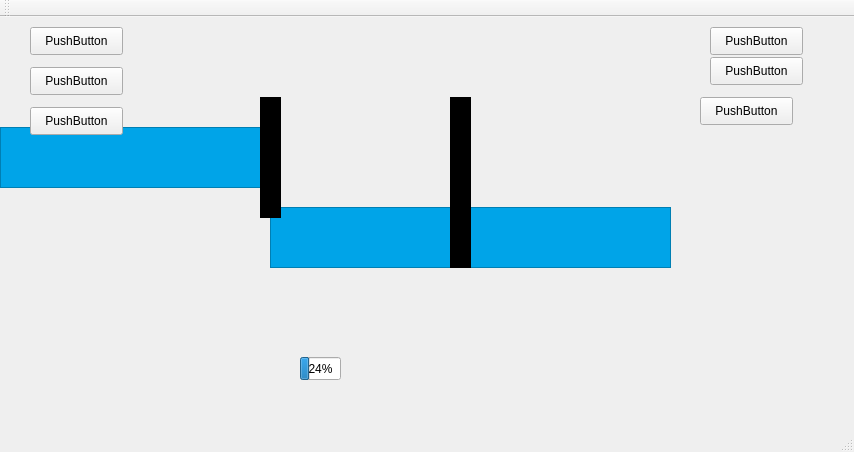
Above: Projet_IHM/Simulation/mainwindow.ui from qwendling/TPNote_IHM before the change. Below: the same form after it.
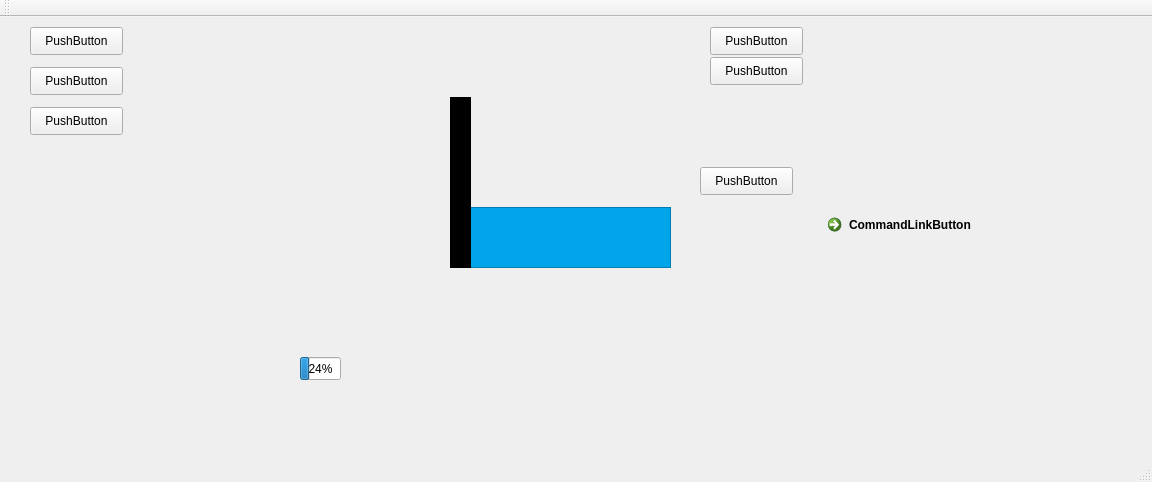
That is the form after the change. The open tabs and pages were chosen to show the change. Icons and pictures are not drawn.

Commit message: Fct changement widgetStack dans simu

What changed in the file:
```diff
--- a/Projet_IHM/Simulation/mainwindow.ui
+++ b/Projet_IHM/Simulation/mainwindow.ui
@@ -6,8 +6,8 @@
    <rect>
     <x>0</x>
     <y>0</y>
-    <width>854</width>
-    <height>452</height>
+    <width>1152</width>
+    <height>482</height>
    </rect>
   </property>
   <property name="windowTitle">
@@ -109,19 +109,6 @@
      <bool>true</bool>
     </property>
    </widget>
-   <widget class="QGraphicsView" name="Eau1">
-    <property name="geometry">
-     <rect>
-      <x>0</x>
-      <y>110</y>
-      <width>275</width>
-      <height>61</height>
-     </rect>
-    </property>
-    <property name="styleSheet">
-     <string notr="true">background-color: rgb(0, 164, 232);</string>
-    </property>
-   </widget>
    <widget class="QGraphicsView" name="Eau3">
     <property name="geometry">
      <rect>
@@ -135,19 +122,6 @@
      <string notr="true">background-color: rgb(0, 164, 232);</string>
     </property>
    </widget>
-   <widget class="QGraphicsView" name="Porte1">
-    <property name="geometry">
-     <rect>
-      <x>260</x>
-      <y>80</y>
-      <width>21</width>
-      <height>121</height>
-     </rect>
-    </property>
-    <property name="styleSheet">
-     <string notr="true">background-color: rgb(0, 0, 0);</string>
-    </property>
-   </widget>
    <widget class="QGraphicsView" name="Porte2">
     <property name="geometry">
      <rect>
@@ -161,19 +135,6 @@
      <string notr="true">background-color: rgb(0, 0, 0);</string>
     </property>
    </widget>
-   <widget class="QGraphicsView" name="EauSas">
-    <property name="geometry">
-     <rect>
-      <x>270</x>
-      <y>190</y>
-      <width>191</width>
-      <height>61</height>
-     </rect>
-    </property>
-    <property name="styleSheet">
-     <string notr="true">background-color: rgb(0, 164, 232);</string>
-    </property>
-   </widget>
    <widget class="QPushButton" name="Etap2">
     <property name="geometry">
      <rect>
@@ -200,44 +161,6 @@
      <string>PushButton</string>
     </property>
    </widget>
-   <widget class="QLabel" name="Rouge3">
-    <property name="geometry">
-     <rect>
-      <x>290</x>
-      <y>50</y>
-      <width>21</width>
-      <height>21</height>
-     </rect>
-    </property>
-    <property name="text">
-     <string/>
-    </property>
-    <property name="pixmap">
-     <pixmap resource="../Automatique/images.qrc">:/pics/RessourcesGraph/RedFire.png</pixmap>
-    </property>
-    <property name="scaledContents">
-     <bool>true</bool>
-    </property>
-   </widget>
-   <widget class="QLabel" name="Vert3">
-    <property name="geometry">
-     <rect>
-      <x>290</x>
-      <y>50</y>
-      <width>21</width>
-      <height>21</height>
-     </rect>
-    </property>
-    <property name="text">
-     <string/>
-    </property>
-    <property name="pixmap">
-     <pixmap resource="../Automatique/images.qrc">:/pics/RessourcesGraph/GreenFire.png</pixmap>
-    </property>
-    <property name="scaledContents">
-     <bool>true</bool>
-    </property>
-   </widget>
    <widget class="QLabel" name="Rouge4">
     <property name="geometry">
      <rect>
@@ -302,26 +225,7 @@
      <string/>
     </property>
     <property name="pixmap">
-     <pixmap resource="../Automatique/images.qrc">:/pics/RessourcesGraph/Bateau1.png</pixmap>
-    </property>
-    <property name="scaledContents">
-     <bool>true</bool>
-    </property>
-   </widget>
-   <widget class="QLabel" name="BateauAvale">
-    <property name="geometry">
-     <rect>
-      <x>540</x>
-      <y>110</y>
-      <width>91</width>
-      <height>81</height>
-     </rect>
-    </property>
-    <property name="text">
-     <string/>
-    </property>
-    <property name="pixmap">
-     <pixmap resource="../Automatique/images.qrc">:/pics/RessourcesGraph/Bateau2.png</pixmap>
+     <pixmap resource="image.qrc">:/pics/RessourcesGraph/Bateau1.png</pixmap>
     </property>
     <property name="scaledContents">
      <bool>true</bool>
@@ -353,19 +257,6 @@
      <string>PushButton</string>
     </property>
    </widget>
-   <widget class="QPushButton" name="Etape1_3">
-    <property name="geometry">
-     <rect>
-      <x>700</x>
-      <y>80</y>
-      <width>93</width>
-      <height>28</height>
-     </rect>
-    </property>
-    <property name="text">
-     <string>PushButton</string>
-    </property>
-   </widget>
    <widget class="QProgressBar" name="Barre">
     <property name="geometry">
      <rect>
@@ -379,29 +270,158 @@
      <number>24</number>
     </property>
    </widget>
-   <zorder>Terre</zorder>
-   <zorder>Vert1</zorder>
-   <zorder>Vert2</zorder>
-   <zorder>Rouge2</zorder>
-   <zorder>Rouge1</zorder>
-   <zorder>Eau1</zorder>
-   <zorder>Eau3</zorder>
-   <zorder>EauSas</zorder>
-   <zorder>Porte1</zorder>
-   <zorder>Porte2</zorder>
-   <zorder>Etap2</zorder>
-   <zorder>Etape1</zorder>
-   <zorder>Rouge3</zorder>
-   <zorder>Vert3</zorder>
-   <zorder>Rouge4</zorder>
-   <zorder>Vert4</zorder>
-   <zorder>pushButton3</zorder>
-   <zorder>BateauAmont</zorder>
-   <zorder>BateauAvale</zorder>
-   <zorder>pushButton1</zorder>
-   <zorder>Etape1_2</zorder>
-   <zorder>Etape1_3</zorder>
-   <zorder>Barre</zorder>
+   <widget class="QStackedWidget" name="Page">
+    <property name="geometry">
+     <rect>
+      <x>680</x>
+      <y>80</y>
+      <width>471</width>
+      <height>281</height>
+     </rect>
+    </property>
+    <property name="currentIndex">
+     <number>0</number>
+    </property>
+    <widget class="QWidget" name="page">
+     <widget class="QPushButton" name="Etape1_3">
+      <property name="geometry">
+       <rect>
+        <x>30</x>
+        <y>10</y>
+        <width>93</width>
+        <height>28</height>
+       </rect>
+      </property>
+      <property name="text">
+       <string>PushButton</string>
+      </property>
+     </widget>
+     <widget class="QGraphicsView" name="Porte1">
+      <property name="geometry">
+       <rect>
+        <x>120</x>
+        <y>70</y>
+        <width>21</width>
+        <height>121</height>
+       </rect>
+      </property>
+      <property name="styleSheet">
+       <string notr="true">background-color: rgb(0, 0, 0);</string>
+      </property>
+     </widget>
+     <widget class="QGraphicsView" name="Eau1">
+      <property name="geometry">
+       <rect>
+        <x>150</x>
+        <y>180</y>
+        <width>275</width>
+        <height>61</height>
+       </rect>
+      </property>
+      <property name="styleSheet">
+       <string notr="true">background-color: rgb(0, 164, 232);</string>
+      </property>
+     </widget>
+     <widget class="QGraphicsView" name="EauSas">
+      <property name="geometry">
+       <rect>
+        <x>160</x>
+        <y>90</y>
+        <width>191</width>
+        <height>61</height>
+       </rect>
+      </property>
+      <property name="styleSheet">
+       <string notr="true">background-color: rgb(0, 164, 232);</string>
+      </property>
+     </widget>
+    </widget>
+    <widget class="QWidget" name="page_2">
+     <widget class="QCommandLinkButton" name="commandLinkButton">
+      <property name="geometry">
+       <rect>
+        <x>140</x>
+        <y>110</y>
+        <width>187</width>
+        <height>41</height>
+       </rect>
+      </property>
+      <property name="text">
+       <string>CommandLinkButton</string>
+      </property>
+     </widget>
+     <widget class="QLabel" name="BateauAvale">
+      <property name="geometry">
+       <rect>
+        <x>80</x>
+        <y>20</y>
+        <width>91</width>
+        <height>81</height>
+       </rect>
+      </property>
+      <property name="text">
+       <string/>
+      </property>
+      <property name="pixmap">
+       <pixmap resource="../Automatique/images.qrc">:/pics/RessourcesGraph/Bateau2Milieu.png</pixmap>
+      </property>
+      <property name="scaledContents">
+       <bool>true</bool>
+      </property>
+     </widget>
+     <widget class="QLabel" name="Vert3">
+      <property name="geometry">
+       <rect>
+        <x>80</x>
+        <y>160</y>
+        <width>21</width>
+        <height>21</height>
+       </rect>
+      </property>
+      <property name="text">
+       <string/>
+      </property>
+      <property name="pixmap">
+       <pixmap resource="image.qrc">:/pics/RessourcesGraph/GreenFire.png</pixmap>
+      </property>
+      <property name="scaledContents">
+       <bool>true</bool>
+      </property>
+     </widget>
+     <widget class="QLabel" name="Rouge3">
+      <property name="geometry">
+       <rect>
+        <x>180</x>
+        <y>180</y>
+        <width>21</width>
+        <height>21</height>
+       </rect>
+      </property>
+      <property name="text">
+       <string/>
+      </property>
+      <property name="pixmap">
+       <pixmap resource="image.qrc">:/pics/RessourcesGraph/RedFire.png</pixmap>
+      </property>
+      <property name="scaledContents">
+       <bool>true</bool>
+      </property>
+     </widget>
+    </widget>
+   </widget>
+   <widget class="QPushButton" name="pushButton">
+    <property name="geometry">
+     <rect>
+      <x>700</x>
+      <y>150</y>
+      <width>93</width>
+      <height>28</height>
+     </rect>
+    </property>
+    <property name="text">
+     <string>PushButton</string>
+    </property>
+   </widget>
   </widget>
   <widget class="QMenuBar" name="menuBar">
    <property name="geometry">
```
Left out of the diff: 17 changed lines with no effect on the pictures. The commit also changes 2 other files.
